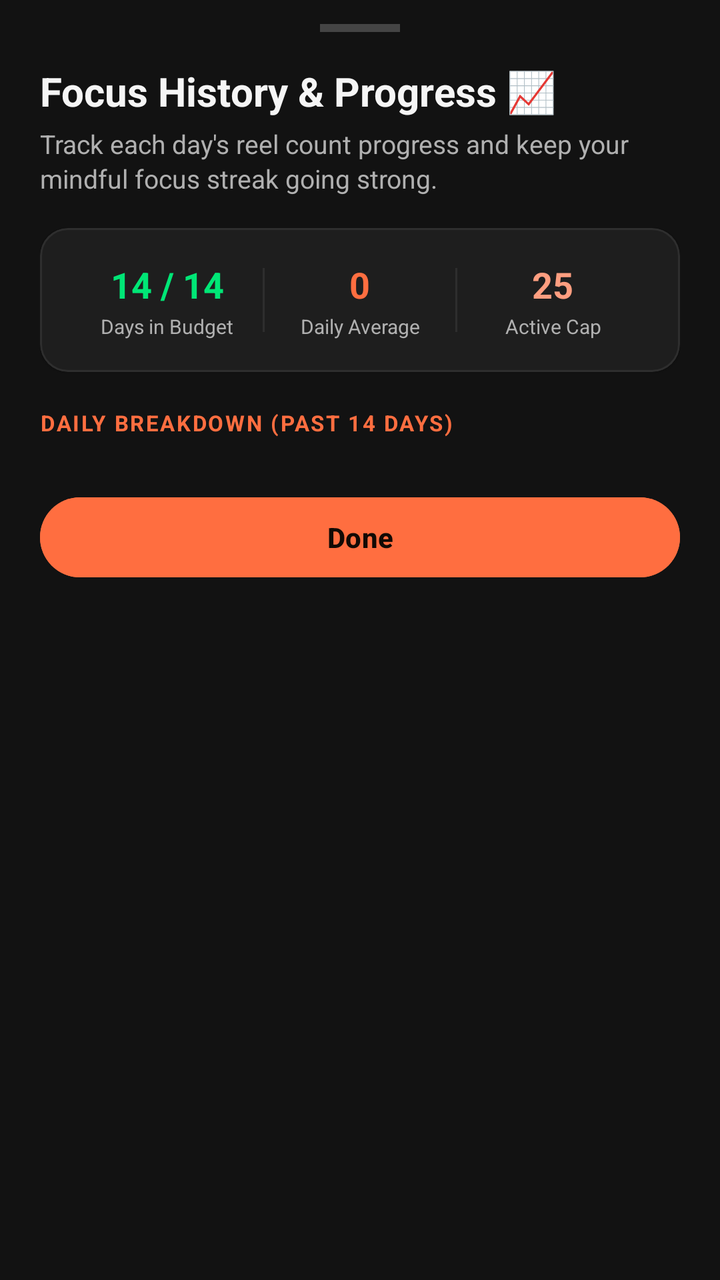
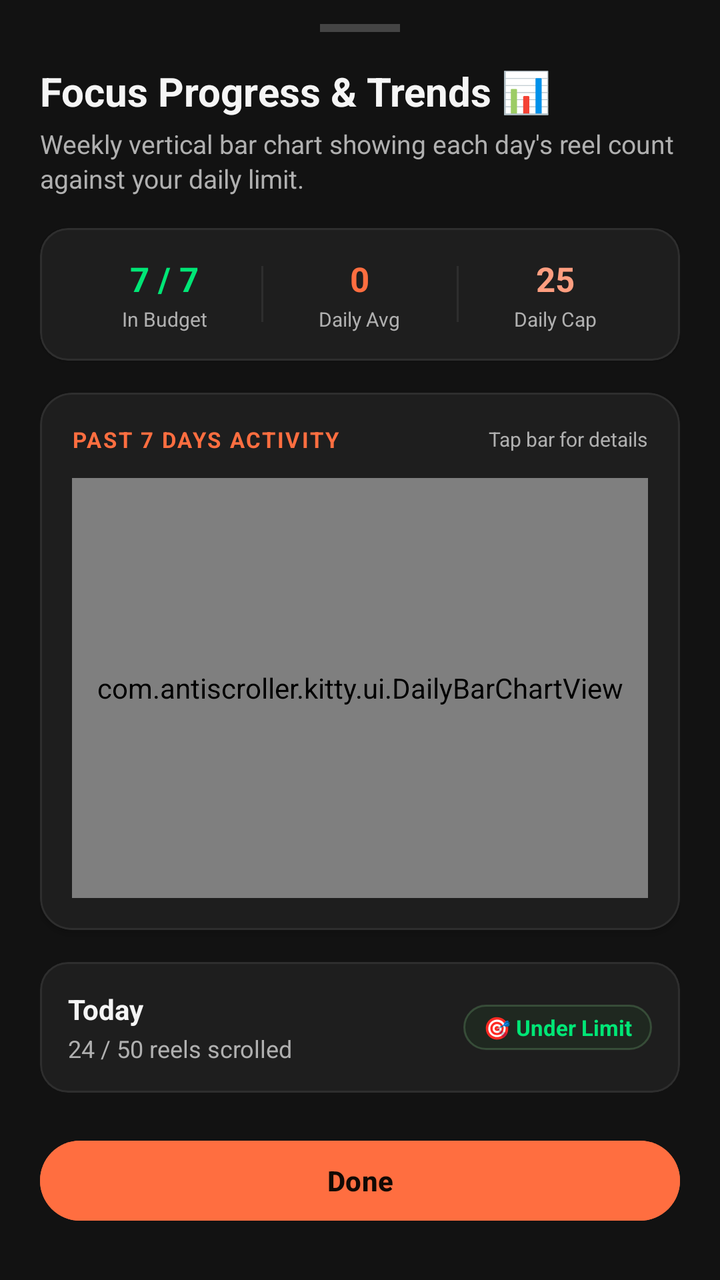

An Android layout rendered at two revisions. The XML below is the earlier revision; the diff shows what the commit changed to produce the second picture.
<!-- AndroidManifest.xml: application theme Theme.AntiScrollerKitty -->
<!-- res/layout/dialog_progress_history.xml -->
<?xml version="1.0" encoding="utf-8"?>
<androidx.core.widget.NestedScrollView xmlns:android="http://schemas.android.com/apk/res/android"
    xmlns:app="http://schemas.android.com/apk/res-auto"
    android:layout_width="match_parent"
    android:layout_height="wrap_content"
    android:background="@color/background"
    android:paddingStart="20dp"
    android:paddingEnd="20dp"
    android:paddingTop="12dp"
    android:paddingBottom="28dp">

    <LinearLayout
        android:layout_width="match_parent"
        android:layout_height="wrap_content"
        android:orientation="vertical">

        
        <View
            android:layout_width="40dp"
            android:layout_height="4dp"
            android:layout_gravity="center_horizontal"
            android:layout_marginBottom="16dp"
            android:background="#444444" />

        
        <TextView
            android:layout_width="wrap_content"
            android:layout_height="wrap_content"
            android:text="Focus History &amp; Progress 📈"
            android:textColor="@color/text_primary"
            android:textSize="20sp"
            android:textStyle="bold" />

        <TextView
            android:layout_width="wrap_content"
            android:layout_height="wrap_content"
            android:layout_marginTop="4dp"
            android:layout_marginBottom="16dp"
            android:text="Track each day's reel count progress and keep your mindful focus streak going strong."
            android:textColor="@color/text_secondary"
            android:textSize="13sp"
            android:lineSpacingExtra="2dp" />

        
        <com.google.android.material.card.MaterialCardView
            android:layout_width="match_parent"
            android:layout_height="wrap_content"
            android:layout_marginBottom="18dp"
            app:cardBackgroundColor="@color/surface"
            app:cardCornerRadius="14dp"
            app:cardElevation="1dp"
            app:strokeColor="#2E2E2E"
            app:strokeWidth="1dp">

            <LinearLayout
                android:layout_width="match_parent"
                android:layout_height="wrap_content"
                android:orientation="horizontal"
                android:padding="16dp"
                android:weightSum="3">

                
                <LinearLayout
                    android:layout_width="0dp"
                    android:layout_height="wrap_content"
                    android:layout_weight="1"
                    android:gravity="center"
                    android:orientation="vertical">

                    <TextView
                        android:id="@+id/tvStatDaysUnderBudget"
                        android:layout_width="wrap_content"
                        android:layout_height="wrap_content"
                        android:text="14 / 14"
                        android:textColor="@color/accent_green"
                        android:textSize="18sp"
                        android:textStyle="bold" />

                    <TextView
                        android:layout_width="wrap_content"
                        android:layout_height="wrap_content"
                        android:layout_marginTop="2dp"
                        android:text="Days in Budget"
                        android:textColor="@color/text_secondary"
                        android:textSize="10sp"
                        android:textAlignment="center" />
                </LinearLayout>

                <View
                    android:layout_width="1dp"
                    android:layout_height="32dp"
                    android:layout_gravity="center_vertical"
                    android:background="#2E2E2E" />

                
                <LinearLayout
                    android:layout_width="0dp"
                    android:layout_height="wrap_content"
                    android:layout_weight="1"
                    android:gravity="center"
                    android:orientation="vertical">

                    <TextView
                        android:id="@+id/tvStatDailyAvg"
                        android:layout_width="wrap_content"
                        android:layout_height="wrap_content"
                        android:text="0"
                        android:textColor="@color/primary"
                        android:textSize="18sp"
                        android:textStyle="bold" />

                    <TextView
                        android:layout_width="wrap_content"
                        android:layout_height="wrap_content"
                        android:layout_marginTop="2dp"
                        android:text="Daily Average"
                        android:textColor="@color/text_secondary"
                        android:textSize="10sp"
                        android:textAlignment="center" />
                </LinearLayout>

                <View
                    android:layout_width="1dp"
                    android:layout_height="32dp"
                    android:layout_gravity="center_vertical"
                    android:background="#2E2E2E" />

                
                <LinearLayout
                    android:layout_width="0dp"
                    android:layout_height="wrap_content"
                    android:layout_weight="1"
                    android:gravity="center"
                    android:orientation="vertical">

                    <TextView
                        android:id="@+id/tvStatActiveCap"
                        android:layout_width="wrap_content"
                        android:layout_height="wrap_content"
                        android:text="25"
                        android:textColor="@color/kitty_peach"
                        android:textSize="18sp"
                        android:textStyle="bold" />

                    <TextView
                        android:layout_width="wrap_content"
                        android:layout_height="wrap_content"
                        android:layout_marginTop="2dp"
                        android:text="Active Cap"
                        android:textColor="@color/text_secondary"
                        android:textSize="10sp"
                        android:textAlignment="center" />
                </LinearLayout>
            </LinearLayout>
        </com.google.android.material.card.MaterialCardView>

        
        <TextView
            android:layout_width="wrap_content"
            android:layout_height="wrap_content"
            android:layout_marginBottom="10dp"
            android:text="DAILY BREAKDOWN (PAST 14 DAYS)"
            android:textColor="@color/primary"
            android:textSize="11sp"
            android:letterSpacing="0.08"
            android:textStyle="bold" />

        
        <androidx.recyclerview.widget.RecyclerView
            android:id="@+id/rvHistoryDays"
            android:layout_width="match_parent"
            android:layout_height="wrap_content"
            android:nestedScrollingEnabled="false"
            android:layout_marginBottom="16dp" />

        
        <com.google.android.material.button.MaterialButton
            android:id="@+id/btnDoneHistory"
            android:layout_width="match_parent"
            android:layout_height="48dp"
            android:text="Done"
            android:textColor="#120A05"
            android:textSize="14sp"
            android:textStyle="bold"
            android:backgroundTint="@color/primary"
            app:cornerRadius="24dp" />

    </LinearLayout>
</androidx.core.widget.NestedScrollView>
<!-- resources referenced by this layout -->
<resources>
  <color name="accent_green">#00E676</color>
  <color name="background">#121212</color>
  <color name="kitty_peach">#FF9E80</color>
  <color name="primary">#FF6E40</color>
  <color name="surface">#1E1E1E</color>
  <color name="text_primary">#F5F5F5</color>
  <color name="text_secondary">#B0B0B0</color>
  <style name="Theme.AntiScrollerKitty" parent="Theme.Material3.Dark.NoActionBar">
          <item name="colorPrimary">@color/primary</item>
          <item name="colorOnPrimary">@color/on_primary</item>
          <item name="colorSecondary">@color/secondary</item>
          <item name="colorOnSecondary">@color/on_secondary</item>
          <item name="android:statusBarColor">@color/background</item>
          <item name="android:navigationBarColor">@color/background</item>
          <item name="android:windowBackground">@color/background</item>
      </style>
  <color name="on_primary">#FFFFFF</color>
  <color name="secondary">#26A69A</color>
  <color name="on_secondary">#FFFFFF</color>
</resources>

<!-- the commit's change to res/layout/dialog_progress_history.xml (unified diff, before → after) -->
@@ -26,7 +26,7 @@
         <TextView
             android:layout_width="wrap_content"
             android:layout_height="wrap_content"
-            android:text="Focus History &amp; Progress 📈"
+            android:text="Focus Progress &amp; Trends 📊"
             android:textColor="@color/text_primary"
             android:textSize="20sp"
             android:textStyle="bold" />
@@ -36,7 +36,7 @@
             android:layout_height="wrap_content"
             android:layout_marginTop="4dp"
             android:layout_marginBottom="16dp"
-            android:text="Track each day's reel count progress and keep your mindful focus streak going strong."
+            android:text="Weekly vertical bar chart showing each day\'s reel count against your daily limit."
             android:textColor="@color/text_secondary"
             android:textSize="13sp"
             android:lineSpacingExtra="2dp" />
@@ -45,7 +45,7 @@
         <com.google.android.material.card.MaterialCardView
             android:layout_width="match_parent"
             android:layout_height="wrap_content"
-            android:layout_marginBottom="18dp"
+            android:layout_marginBottom="16dp"
             app:cardBackgroundColor="@color/surface"
             app:cardCornerRadius="14dp"
             app:cardElevation="1dp"
@@ -56,7 +56,7 @@
                 android:layout_width="match_parent"
                 android:layout_height="wrap_content"
                 android:orientation="horizontal"
-                android:padding="16dp"
+                android:padding="14dp"
                 android:weightSum="3">
 
                 
@@ -71,16 +71,16 @@
                         android:id="@+id/tvStatDaysUnderBudget"
                         android:layout_width="wrap_content"
                         android:layout_height="wrap_content"
-                        android:text="14 / 14"
+                        android:text="7 / 7"
                         android:textColor="@color/accent_green"
-                        android:textSize="18sp"
-                        android:textStyle="bold" />
-
-                    <TextView
-                        android:layout_width="wrap_content"
-                        android:layout_height="wrap_content"
-                        android:layout_marginTop="2dp"
-                        android:text="Days in Budget"
+                        android:textSize="17sp"
+                        android:textStyle="bold" />
+
+                    <TextView
+                        android:layout_width="wrap_content"
+                        android:layout_height="wrap_content"
+                        android:layout_marginTop="2dp"
+                        android:text="In Budget"
                         android:textColor="@color/text_secondary"
                         android:textSize="10sp"
                         android:textAlignment="center" />
@@ -88,7 +88,7 @@
 
                 <View
                     android:layout_width="1dp"
-                    android:layout_height="32dp"
+                    android:layout_height="28dp"
                     android:layout_gravity="center_vertical"
                     android:background="#2E2E2E" />
 
@@ -106,14 +106,14 @@
                         android:layout_height="wrap_content"
                         android:text="0"
                         android:textColor="@color/primary"
-                        android:textSize="18sp"
-                        android:textStyle="bold" />
-
-                    <TextView
-                        android:layout_width="wrap_content"
-                        android:layout_height="wrap_content"
-                        android:layout_marginTop="2dp"
-                        android:text="Daily Average"
+                        android:textSize="17sp"
+                        android:textStyle="bold" />
+
+                    <TextView
+                        android:layout_width="wrap_content"
+                        android:layout_height="wrap_content"
+                        android:layout_marginTop="2dp"
+                        android:text="Daily Avg"
                         android:textColor="@color/text_secondary"
                         android:textSize="10sp"
                         android:textAlignment="center" />
@@ -121,7 +121,7 @@
 
                 <View
                     android:layout_width="1dp"
-                    android:layout_height="32dp"
+                    android:layout_height="28dp"
                     android:layout_gravity="center_vertical"
                     android:background="#2E2E2E" />
 
@@ -139,14 +139,14 @@
                         android:layout_height="wrap_content"
                         android:text="25"
                         android:textColor="@color/kitty_peach"
-                        android:textSize="18sp"
-                        android:textStyle="bold" />
-
-                    <TextView
-                        android:layout_width="wrap_content"
-                        android:layout_height="wrap_content"
-                        android:layout_marginTop="2dp"
-                        android:text="Active Cap"
+                        android:textSize="17sp"
+                        android:textStyle="bold" />
+
+                    <TextView
+                        android:layout_width="wrap_content"
+                        android:layout_height="wrap_content"
+                        android:layout_marginTop="2dp"
+                        android:text="Daily Cap"
                         android:textColor="@color/text_secondary"
                         android:textSize="10sp"
                         android:textAlignment="center" />
@@ -155,23 +155,113 @@
         </com.google.android.material.card.MaterialCardView>
 
         
-        <TextView
-            android:layout_width="wrap_content"
-            android:layout_height="wrap_content"
-            android:layout_marginBottom="10dp"
-            android:text="DAILY BREAKDOWN (PAST 14 DAYS)"
-            android:textColor="@color/primary"
-            android:textSize="11sp"
-            android:letterSpacing="0.08"
-            android:textStyle="bold" />
-
-        
-        <androidx.recyclerview.widget.RecyclerView
-            android:id="@+id/rvHistoryDays"
-            android:layout_width="match_parent"
-            android:layout_height="wrap_content"
-            android:nestedScrollingEnabled="false"
-            android:layout_marginBottom="16dp" />
+        <com.google.android.material.card.MaterialCardView
+            android:layout_width="match_parent"
+            android:layout_height="wrap_content"
+            android:layout_marginBottom="16dp"
+            app:cardBackgroundColor="@color/surface"
+            app:cardCornerRadius="16dp"
+            app:cardElevation="2dp"
+            app:strokeColor="#2E2E2E"
+            app:strokeWidth="1dp">
+
+            <LinearLayout
+                android:layout_width="match_parent"
+                android:layout_height="wrap_content"
+                android:orientation="vertical"
+                android:padding="16dp">
+
+                <LinearLayout
+                    android:layout_width="match_parent"
+                    android:layout_height="wrap_content"
+                    android:gravity="center_vertical"
+                    android:orientation="horizontal">
+
+                    <TextView
+                        android:layout_width="0dp"
+                        android:layout_height="wrap_content"
+                        android:layout_weight="1"
+                        android:text="PAST 7 DAYS ACTIVITY"
+                        android:textColor="@color/primary"
+                        android:textSize="11sp"
+                        android:letterSpacing="0.08"
+                        android:textStyle="bold" />
+
+                    <TextView
+                        android:layout_width="wrap_content"
+                        android:layout_height="wrap_content"
+                        android:text="Tap bar for details"
+                        android:textColor="@color/text_secondary"
+                        android:textSize="10sp" />
+                </LinearLayout>
+
+                
+                <com.antiscroller.kitty.ui.DailyBarChartView
+                    android:id="@+id/chartDailyBars"
+                    android:layout_width="match_parent"
+                    android:layout_height="210dp"
+                    android:layout_marginTop="12dp" />
+            </LinearLayout>
+        </com.google.android.material.card.MaterialCardView>
+
+        
+        <com.google.android.material.card.MaterialCardView
+            android:id="@+id/cardSelectedDetail"
+            android:layout_width="match_parent"
+            android:layout_height="wrap_content"
+            android:layout_marginBottom="20dp"
+            app:cardBackgroundColor="@color/surface"
+            app:cardCornerRadius="14dp"
+            app:strokeColor="#2E2E2E"
+            app:strokeWidth="1dp">
+
+            <LinearLayout
+                android:layout_width="match_parent"
+                android:layout_height="wrap_content"
+                android:gravity="center_vertical"
+                android:orientation="horizontal"
+                android:padding="14dp">
+
+                <LinearLayout
+                    android:layout_width="0dp"
+                    android:layout_height="wrap_content"
+                    android:layout_weight="1"
+                    android:orientation="vertical">
+
+                    <TextView
+                        android:id="@+id/tvSelectedDayTitle"
+                        android:layout_width="wrap_content"
+                        android:layout_height="wrap_content"
+                        android:text="Today"
+                        android:textColor="@color/text_primary"
+                        android:textSize="14sp"
+                        android:textStyle="bold" />
+
+                    <TextView
+                        android:id="@+id/tvSelectedDaySubtitle"
+                        android:layout_width="wrap_content"
+                        android:layout_height="wrap_content"
+                        android:layout_marginTop="2dp"
+                        android:text="24 / 50 reels scrolled"
+                        android:textColor="@color/text_secondary"
+                        android:textSize="12sp" />
+                </LinearLayout>
+
+                <TextView
+                    android:id="@+id/tvSelectedBadge"
+                    android:layout_width="wrap_content"
+                    android:layout_height="wrap_content"
+                    android:paddingStart="10dp"
+                    android:paddingEnd="10dp"
+                    android:paddingTop="4dp"
+                    android:paddingBottom="4dp"
+                    android:text="🎯 Under Limit"
+                    android:textColor="@color/accent_green"
+                    android:textSize="11sp"
+                    android:textStyle="bold"
+                    android:background="@drawable/bg_status_badge" />
+            </LinearLayout>
+        </com.google.android.material.card.MaterialCardView>
 
         
         <com.google.android.material.button.MaterialButton
<!-- resource entries referenced after the edit -->
@@ -7,6 +7,16 @@
   <color name="surface">#1E1E1E</color>
   <color name="text_primary">#F5F5F5</color>
   <color name="text_secondary">#B0B0B0</color>
+  <!-- drawable bg_status_badge (drawable) -->
+  <?xml version="1.0" encoding="utf-8"?>
+  <shape xmlns:android="http://schemas.android.com/apk/res/android"
+      android:shape="rectangle">
+      <corners android:radius="12dp" />
+      <solid android:color="#1A2E7D32" />
+      <stroke
+          android:width="1dp"
+          android:color="#4081C784" />
+  </shape>
   <style name="Theme.AntiScrollerKitty" parent="Theme.Material3.Dark.NoActionBar">
           <item name="colorPrimary">@color/primary</item>
           <item name="colorOnPrimary">@color/on_primary</item>
